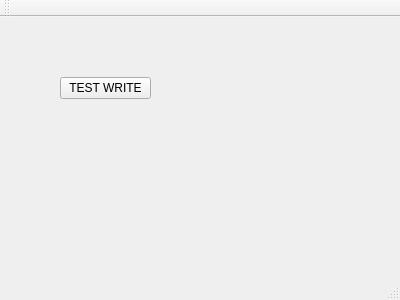
Old version of the form MyTest485/mainwindow.ui in the repository svobodapraha/MyTest485.
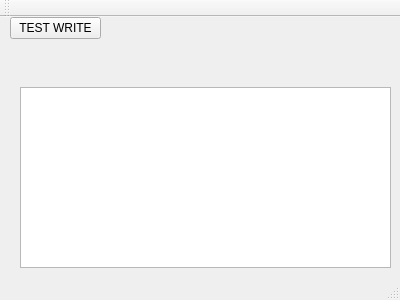
New version of the form.

```diff
--- a/MyTest485/mainwindow.ui
+++ b/MyTest485/mainwindow.ui
@@ -17,8 +17,8 @@
    <widget class="QPushButton" name="Btn_TestWrite">
     <property name="geometry">
      <rect>
-      <x>60</x>
-      <y>60</y>
+      <x>10</x>
+      <y>0</y>
       <width>91</width>
       <height>22</height>
      </rect>
@@ -27,6 +27,16 @@
      <string>TEST WRITE</string>
     </property>
    </widget>
+   <widget class="QPlainTextEdit" name="plainTextEdit_DataReceive">
+    <property name="geometry">
+     <rect>
+      <x>20</x>
+      <y>70</y>
+      <width>371</width>
+      <height>181</height>
+     </rect>
+    </property>
+   </widget>
   </widget>
   <widget class="QMenuBar" name="menuBar">
    <property name="geometry">
```
Left out of the diff: 2 changed lines with no effect on the pictures.
